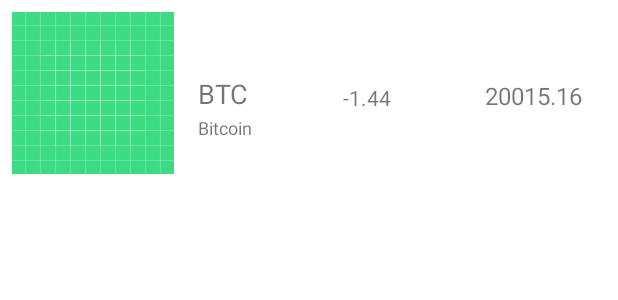
After one commit to UbohyiPetro/CryptoMarket, an Android app: the layout coin_item.xml on its own in the app's theme, with its tools: preview values and no code run, on a phone screen of 412 x 824 dp. The commit adds this screen. Shown: the top 300 px of the screen. Run offline under Robolectric (Android 15) with nearby library versions, the phone set to English and light mode, and no system bars.

Commit message:
create coin item ui

```diff
--- /dev/null
+++ b/app/src/main/java/com/example/cryptomarket/ui/coins_list/CoinsListAdapter.kt
@@ -0,0 +1,47 @@
+package com.example.cryptomarket.ui.coins_list
+
+import android.view.LayoutInflater
+import android.view.View
+import android.view.ViewGroup
+import androidx.recyclerview.widget.DiffUtil
+import androidx.recyclerview.widget.ListAdapter
+import androidx.recyclerview.widget.RecyclerView
+import com.bumptech.glide.Glide
+import com.example.cryptomarket.R
+import com.example.cryptomarket.ui.model.CoinItem
+import kotlinx.android.synthetic.main.coin_item.view.*
+
+
+class CoinsListAdapter : ListAdapter<CoinItem, CoinsListAdapter.CoinsViewHolder>(
+    object : DiffUtil.ItemCallback<CoinItem>() {
+        override fun areItemsTheSame(oldItem: CoinItem, newItem: CoinItem): Boolean {
+            return oldItem.price == newItem.price
+        }
+
+        override fun areContentsTheSame(oldItem: CoinItem, newItem: CoinItem): Boolean {
+            return oldItem == newItem
+        }
+
+    }
+) {
+
+    inner class CoinsViewHolder(itemView: View) : RecyclerView.ViewHolder(itemView)
+
+    override fun onCreateViewHolder(parent: ViewGroup, viewType: Int): CoinsViewHolder {
+        return CoinsViewHolder(
+            LayoutInflater.from(parent.context).inflate(
+                R.layout.coin_item,
+                parent,
+                false
+            )
+        )
+    }
+
+    override fun onBindViewHolder(holder: CoinsViewHolder, position: Int) {
+        val coin = currentList[position]
+        holder.itemView.apply {
+            Glide.with(this).load(coin.iconUrl).fitCenter().into(ivCoinIcon)
+        }
+    }
+
+}
--- /dev/null
+++ b/app/src/main/res/layout/coin_item.xml
@@ -0,0 +1,58 @@
+<?xml version="1.0" encoding="utf-8"?>
+<androidx.constraintlayout.widget.ConstraintLayout xmlns:android="http://schemas.android.com/apk/res/android"
+    xmlns:app="http://schemas.android.com/apk/res-auto"
+    android:layout_width="match_parent"
+    android:layout_height="wrap_content"
+    android:layout_marginHorizontal="8dp"
+    android:layout_marginVertical="8dp">
+
+    <ImageView
+        android:id="@+id/ivCoinIcon"
+        android:layout_width="wrap_content"
+        android:layout_height="wrap_content"
+        android:contentDescription="@string/contDesc_coin_icon"
+        android:src="@drawable/ic_launcher_background"
+        app:layout_constraintStart_toStartOf="parent"
+        app:layout_constraintTop_toTopOf="parent" />
+
+    <TextView
+        android:id="@+id/tvCoinSymbol"
+        android:layout_width="wrap_content"
+        android:layout_height="wrap_content"
+        android:layout_marginHorizontal="16dp"
+        android:text="@string/coin_symbol"
+        android:textSize="18sp"
+        app:layout_constraintBottom_toBottomOf="@+id/ivCoinIcon"
+        app:layout_constraintStart_toEndOf="@+id/ivCoinIcon"
+        app:layout_constraintTop_toTopOf="parent" />
+
+    <TextView
+        android:id="@+id/tvCoinName"
+        android:layout_width="wrap_content"
+        android:layout_height="wrap_content"
+        android:layout_marginHorizontal="16dp"
+        android:layout_marginVertical="2dp"
+        android:text="@string/coin_name"
+        android:textSize="12sp"
+        app:layout_constraintStart_toEndOf="@+id/ivCoinIcon"
+        app:layout_constraintTop_toBottomOf="@+id/tvCoinSymbol" />
+
+    <TextView
+        android:id="@+id/tvCoinChange"
+        android:layout_width="wrap_content"
+        android:layout_height="wrap_content"
+        android:text="@string/coin_change"
+        app:layout_constraintBottom_toBottomOf="@+id/tvCoinSymbol"
+        app:layout_constraintEnd_toStartOf="@+id/tvCoinPrice"
+        app:layout_constraintStart_toEndOf="@+id/tvCoinSymbol" />
+
+    <TextView
+        android:id="@+id/tvCoinPrice"
+        android:layout_width="wrap_content"
+        android:layout_height="wrap_content"
+        android:layout_marginHorizontal="16dp"
+        android:text="@string/coin_price"
+        android:textSize="16sp"
+        app:layout_constraintBottom_toBottomOf="@+id/tvCoinChange"
+        app:layout_constraintEnd_toEndOf="parent" />
+</androidx.constraintlayout.widget.ConstraintLayout>
--- a/app/src/main/res/values/strings.xml
+++ b/app/src/main/res/values/strings.xml
@@ -1,3 +1,8 @@
 <resources>
     <string name="app_name">CryptoMarket</string>
+    <string name="contDesc_coin_icon">Coin Icon</string>
+    <string name="coin_symbol">BTC</string>
+    <string name="coin_name">Bitcoin</string>
+    <string name="coin_change">-1.44</string>
+    <string name="coin_price">20015.16</string>
 </resources>
```
